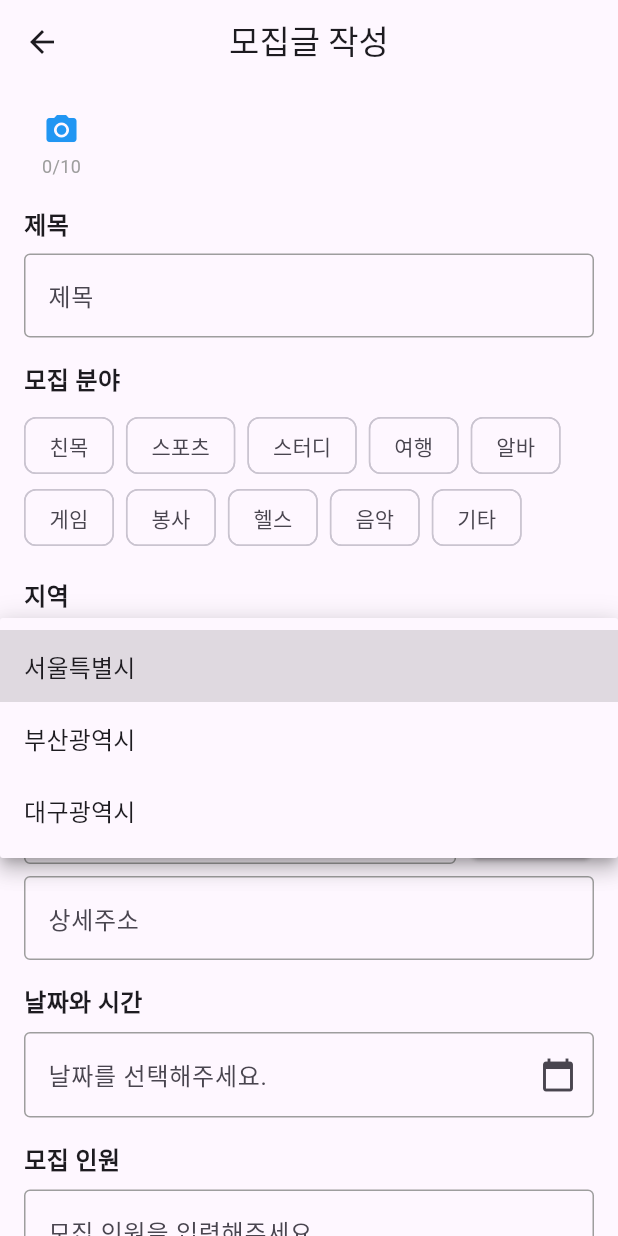
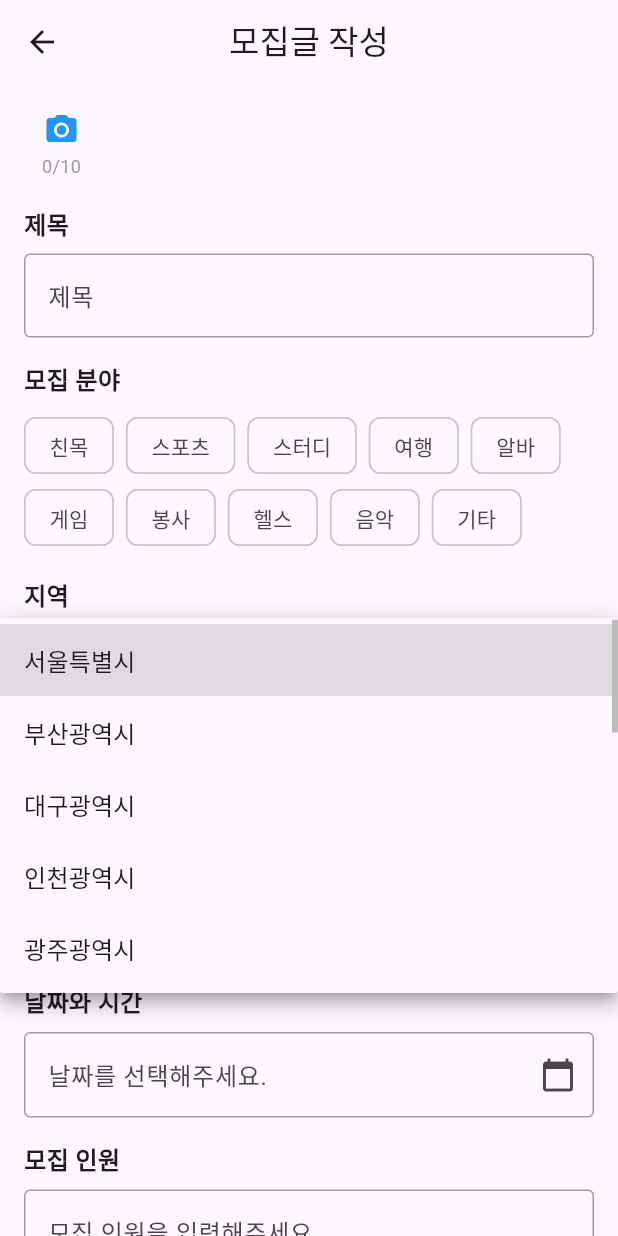
Before and after one commit to Damoyeo/Damoyeo, a Flutter app: the CreatePost screen opened directly, after a tap on "지역을 선택해주세요.", on a phone screen of 412 x 824 dp. Run offline on Flutter 3.47's test engine with Material 3 defaults, Android fonts, the phone set to English and light mode, and no system bars; our stand-ins replace cloud_firestore, currency_text_input_formatter, firebase_auth, firebase_core, firebase_messaging, firebase_storage and 2 more; missing offline and left inert: firebase_app_check, kpostal; accounts and stored records are empty; network calls fail.

Commit message:
add region

```diff
--- a/lib/post/create_post.dart
+++ b/lib/post/create_post.dart
@@ -29,6 +29,9 @@ class _CreatePostState extends State<CreatePost> {
   late TextEditingController _contentTextController;
   late TextEditingController _recruitTextController;
 
+  // 숫자 포맷 설정 수정시 불러온값 확인할때 숫자로만뜨는것을 해결하기위해
+  final formatter = NumberFormat.currency(locale: "ko_KR", symbol: "₩");
+
   @override
   void initState() {
     super.initState();
@@ -40,7 +43,7 @@ class _CreatePostState extends State<CreatePost> {
       _addressTextController = TextEditingController(text: post.address);
       _detailAddressTextController =
           TextEditingController(text: post.detailAddress);
-      _costTextController = TextEditingController(text: post.cost.toString());
+      _costTextController = TextEditingController(text: formatter.format(int.parse(post.cost.toString())));
       _contentTextController = TextEditingController(text: post.content);
       _recruitTextController =
           TextEditingController(text: post.recruit.toString());
@@ -442,7 +445,25 @@ class _CreatePostState extends State<CreatePost> {
                     false, Colors.grey, Colors.red), // errorBorder는 항상 빨간색
               ),
               hint: Text('지역을 선택해주세요.'),
-              items: ['서울특별시', '부산광역시', '대구광역시']
+              items: [
+                "서울특별시",
+                "부산광역시",
+                "대구광역시",
+                "인천광역시",
+                "광주광역시",
+                "대전광역시",
+                "울산광역시",
+                "세종특별자치시",
+                "경기도",
+                "강원도",
+                "충청북도",
+                "충청남도",
+                "전라북도",
+                "전라남도",
+                "경상북도",
+                "경상남도",
+                "제주특별자치도"
+              ]
                   .map((String value) => DropdownMenuItem(
                         value: value,
                         child: Text(value),
@@ -454,6 +475,7 @@ class _CreatePostState extends State<CreatePost> {
                   _isLocalSelectedValid = true; // 선택된 값 업데이트
                 });
               },
+              menuMaxHeight: 250, // 드롭다운의 최대 높이 제한
             ),
             buildErrorIndicator(_isLocalSelectedValid, "지역을 선택해주세요."),
             SizedBox(height: 16),
@@ -671,7 +693,7 @@ class _CreatePostState extends State<CreatePost> {
                         xfileImages.add(image); // XFile 값 추가
                       }
                     }
-                    _validateFields();  //상태 업데이트
+                    _validateFields(); //상태 업데이트
                     // 작성 완료 기능 추가
                     if (_isLocalSelectedValid &&
                         _isTitleValid &&
@@ -718,7 +740,7 @@ class _CreatePostState extends State<CreatePost> {
                                 _contentTextController.text,
                                 _localSelectedValue!,
                                 int.parse(_recruitTextController.text),
-                                 convertXFilesToFiles(xfileImages),
+                                convertXFilesToFiles(xfileImages),
                                 stringImages,
                                 _addressTextController.text,
                                 _detailAddressTextController.text,
--- a/lib/post/post_detail.dart
+++ b/lib/post/post_detail.dart
@@ -342,7 +342,7 @@ class _PostDetailState extends State<PostDetail> {
                         trailing: IconButton(
                           icon: Icon(Icons.send, color: Colors.blue),
                           onPressed: () async {
-                            Navigator.pop(context);
+                            // Navigator.pop(context);
                             // 채팅방 ID를 가져오거나
                             final chatPage = ChatPage(); // ChatPage 인스턴스 생성
                             final chatRoomId = await chatPage
```
